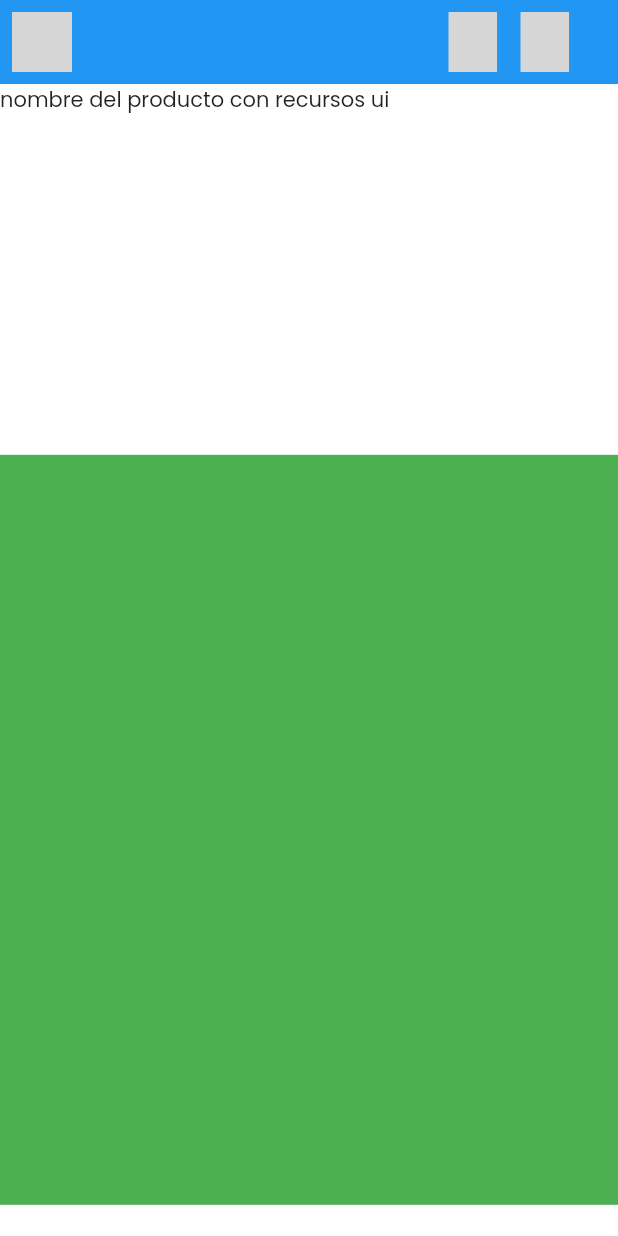
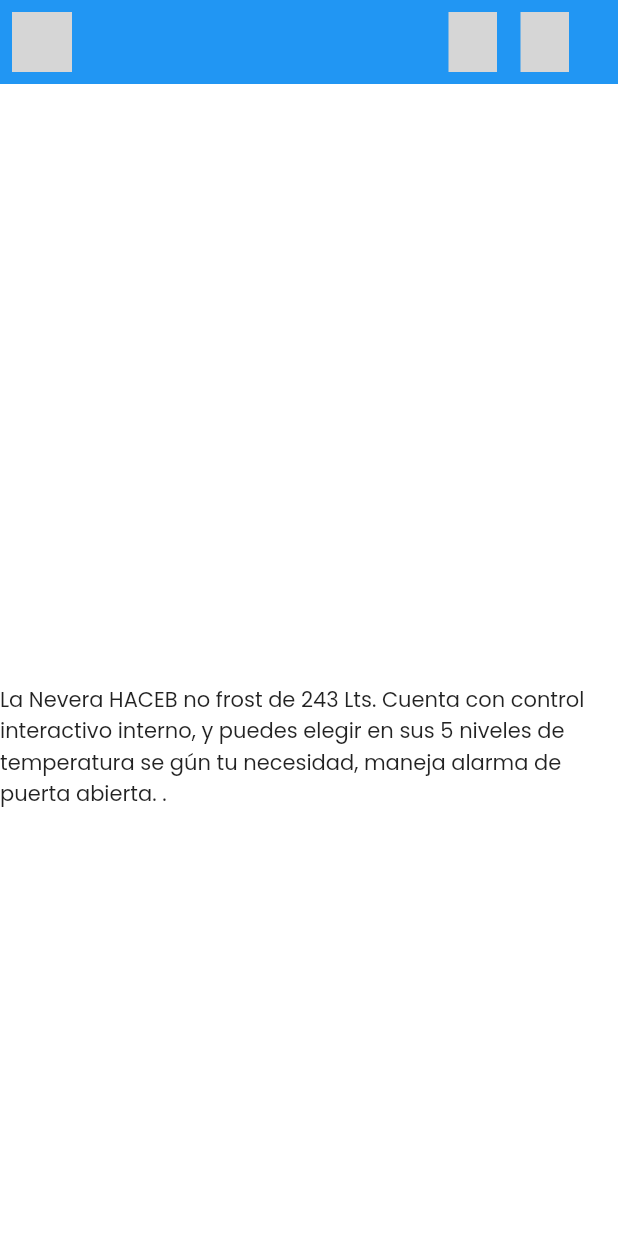
Before and after one commit to angiemvargas/OldWave, a Flutter app: the DetailScreen screen opened directly, on a phone screen of 412 x 824 dp. Run offline on Flutter 3.47's test engine with Material 2 defaults, Android fonts, the phone set to English and light mode, and no system bars; our stand-ins replace flutter_svg; grey boxes are pictures that could not be loaded.

Commit message:
created widget description

```diff
--- a/lib/main.dart
+++ b/lib/main.dart
@@ -1,5 +1,5 @@
 import 'package:flutter/material.dart';
-import 'package:oldwave/src/details/components/details_screen.dart';
+import 'package:oldwave/src/details/details_screen.dart';
 import 'package:oldwave/src/ui/home.dart';
 
 void main() {
--- /dev/null
+++ b/lib/src/details/components/Description.dart
@@ -0,0 +1,18 @@
+import 'package:flutter/material.dart';
+import 'package:oldwave/src/models/product.dart';
+
+
+
+class Description extends StatelessWidget {
+
+  @override
+  Widget build(BuildContext context) {
+    return Padding(
+      padding: const EdgeInsets.symmetric(vertical: 400),
+      child: Text(
+        "La Nevera HACEB no frost de 243 Lts. Cuenta con control interactivo interno, y puedes elegir en sus 5 niveles de temperatura se gún tu necesidad, maneja alarma de puerta abierta. .",
+        style: TextStyle(height: 1.5),
+      ),
+    );
+  }
+}
--- a/lib/src/details/components/body.dart
+++ b/lib/src/details/components/body.dart
@@ -1,5 +1,7 @@
 import 'package:flutter/material.dart';
+import 'package:oldwave/src/details/components/Description.dart';
 import 'package:oldwave/src/models/product.dart';
+
 
 class Body extends StatelessWidget {
   //final Product product;
@@ -19,12 +21,19 @@
                   margin:EdgeInsets.only(top:size.height *0.3),
                   height: 500,
                   decoration:BoxDecoration(
-                    color: Colors.green,
+                    color: Colors.white,
+                    borderRadius: BorderRadius.only(
+                      topLeft: Radius.circular(24),
+                      topRight: Radius.circular(24),
+
+                    ),
                   ),
                 ),
                 Column(
                   children: <Widget>[
-                    Text("nombre del producto con recursos ui")
+                    Description(),
+
+
                   ],
                 )
               ],
--- a/lib/src/ui/home.dart
+++ b/lib/src/ui/home.dart
@@ -1,5 +1,6 @@
 import 'package:flutter/material.dart';
 import 'package:oldwave/src/blocs/home_bloc.dart';
+import 'package:oldwave/src/details/details_screen.dart';
 import 'package:oldwave/src/di/injector.dart';
 import 'base_state.dart';
 import 'widgets/banner_discount.dart';
@@ -33,7 +34,11 @@
             Search(),
             BannerDiscount(),
             FloatingActionButton(
-              onPressed: _service,
+              onPressed: (){
+                Navigator.of(context).push(MaterialPageRoute(
+                  builder: (context) => DetailScreen(),
+                  ));
+              },
             ),
             Padding(
               padding: const EdgeInsets.symmetric(vertical: 20.0),
```
Also changed, not shown: lib/src/details/details_screen.dart (+4 -3 lines).
